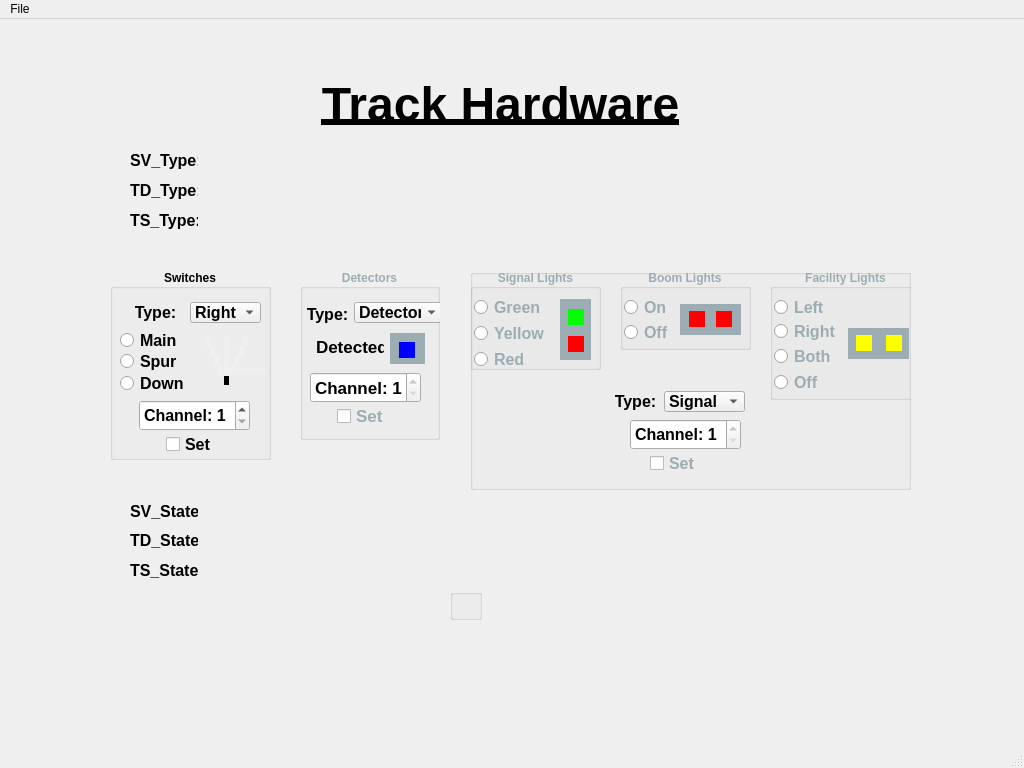
Qt form Configurator.ui (prsaunders/AI_Train) before a commit.
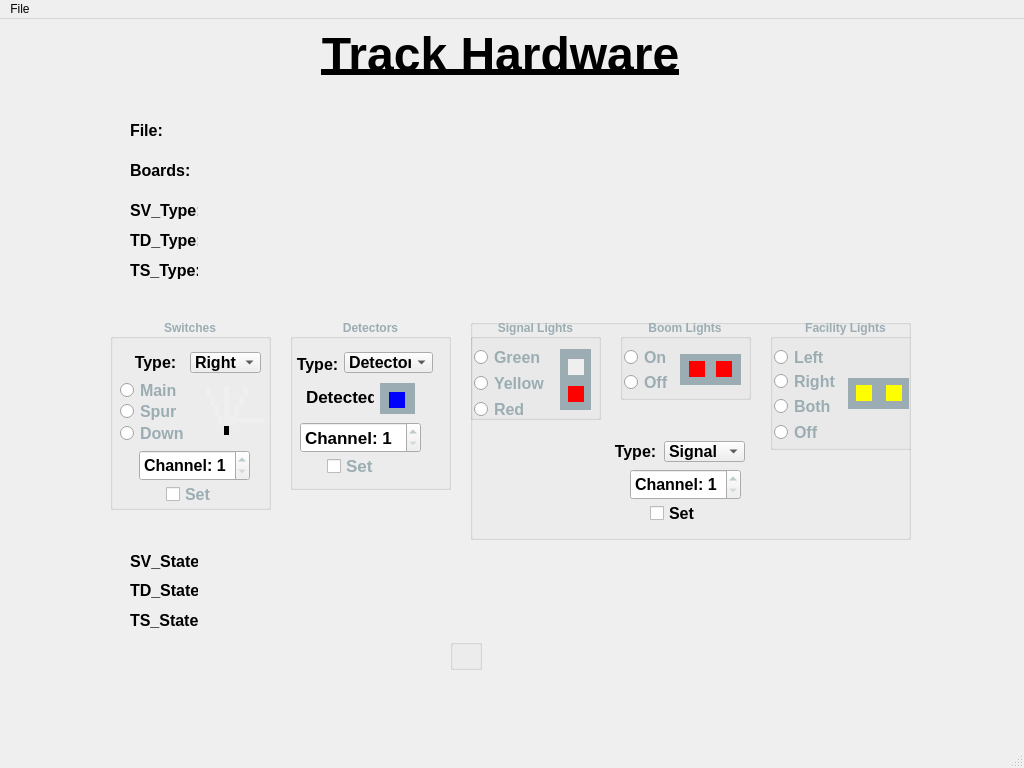
The same form after that commit.

What changed in the file:
```diff
--- a/Configurator.ui
+++ b/Configurator.ui
@@ -56,14 +56,81 @@
   </property>
   <widget class="QWidget" name="centralwidget">
    <widget class="QGroupBox" name="gbxDetectors">
+    <property name="enabled">
+     <bool>true</bool>
+    </property>
     <property name="geometry">
      <rect>
-      <x>300</x>
-      <y>250</y>
-      <width>140</width>
+      <x>290</x>
+      <y>300</y>
+      <width>161</width>
       <height>171</height>
      </rect>
     </property>
+    <property name="palette">
+     <palette>
+      <active>
+       <colorrole role="WindowText">
+        <brush brushstyle="SolidPattern">
+         <color alpha="255">
+          <red>0</red>
+          <green>0</green>
+          <blue>0</blue>
+         </color>
+        </brush>
+       </colorrole>
+       <colorrole role="ButtonText">
+        <brush brushstyle="SolidPattern">
+         <color alpha="255">
+          <red>0</red>
+          <green>0</green>
+          <blue>0</blue>
+         </color>
+        </brush>
+       </colorrole>
+      </active>
+      <inactive>
+       <colorrole role="WindowText">
+        <brush brushstyle="SolidPattern">
+         <color alpha="255">
+          <red>155</red>
+          <green>173</green>
+          <blue>179</blue>
+         </color>
+        </brush>
+       </colorrole>
+       <colorrole role="ButtonText">
+        <brush brushstyle="SolidPattern">
+         <color alpha="255">
+          <red>0</red>
+          <green>0</green>
+          <blue>0</blue>
+         </color>
+        </brush>
+       </colorrole>
+      </inactive>
+      <disabled>
+       <colorrole role="WindowText">
+        <brush brushstyle="SolidPattern">
+         <color alpha="255">
+          <red>143</red>
+          <green>146</green>
+          <blue>147</blue>
+         </color>
+        </brush>
+       </colorrole>
+       <colorrole role="ButtonText">
+        <brush brushstyle="SolidPattern">
+         <color alpha="255">
+          <red>190</red>
+          <green>190</green>
+          <blue>190</blue>
+         </color>
+        </brush>
+       </colorrole>
+      </disabled>
+     </palette>
+    </property>
     <property name="font">
      <font>
       <weight>75</weight>
@@ -81,7 +148,7 @@
       <rect>
        <x>10</x>
        <y>103</y>
-       <width>111</width>
+       <width>121</width>
        <height>31</height>
       </rect>
      </property>
@@ -237,6 +304,8 @@
      <property name="font">
       <font>
        <pointsize>12</pointsize>
+       <weight>75</weight>
+       <bold>true</bold>
       </font>
      </property>
      <property name="text">
@@ -258,6 +327,8 @@
      <property name="font">
       <font>
        <pointsize>12</pointsize>
+       <weight>75</weight>
+       <bold>true</bold>
       </font>
      </property>
      <item>
@@ -271,7 +342,7 @@
       </property>
      </item>
     </widget>
-    <widget class="QFrame" name="frame_4">
+    <widget class="QFrame" name="frame_1">
      <property name="geometry">
       <rect>
        <x>90</x>
@@ -381,11 +452,14 @@
      </widget>
     </widget>
    </widget>
-   <widget class="QGroupBox" name="groupBox_5">
+   <widget class="QGroupBox" name="gbxSwitches">
+    <property name="enabled">
+     <bool>true</bool>
+    </property>
     <property name="geometry">
      <rect>
       <x>110</x>
-      <y>250</y>
+      <y>300</y>
       <width>161</width>
       <height>191</height>
      </rect>
@@ -407,9 +481,9 @@
        <colorrole role="WindowText">
         <brush brushstyle="SolidPattern">
          <color alpha="255">
-          <red>0</red>
-          <green>0</green>
-          <blue>0</blue>
+          <red>155</red>
+          <green>173</green>
+          <blue>179</blue>
          </color>
         </brush>
        </colorrole>
@@ -1041,6 +1115,8 @@
      <property name="font">
       <font>
        <pointsize>12</pointsize>
+       <weight>75</weight>
+       <bold>true</bold>
       </font>
      </property>
      <property name="specialValueText">
@@ -1071,6 +1147,8 @@
      <property name="font">
       <font>
        <pointsize>12</pointsize>
+       <weight>75</weight>
+       <bold>true</bold>
       </font>
      </property>
      <property name="text">
@@ -1089,6 +1167,8 @@
      <property name="font">
       <font>
        <pointsize>12</pointsize>
+       <weight>75</weight>
+       <bold>true</bold>
       </font>
      </property>
      <property name="locale">
@@ -1110,6 +1190,8 @@
      <property name="font">
       <font>
        <pointsize>12</pointsize>
+       <weight>75</weight>
+       <bold>true</bold>
       </font>
      </property>
      <property name="locale">
@@ -1131,6 +1213,8 @@
      <property name="font">
       <font>
        <pointsize>12</pointsize>
+       <weight>75</weight>
+       <bold>true</bold>
       </font>
      </property>
      <item>
@@ -1166,6 +1250,8 @@
      <property name="font">
       <font>
        <pointsize>12</pointsize>
+       <weight>75</weight>
+       <bold>true</bold>
       </font>
      </property>
      <property name="locale">
@@ -1224,6 +1310,8 @@
      <property name="font">
       <font>
        <pointsize>12</pointsize>
+       <weight>75</weight>
+       <bold>true</bold>
       </font>
      </property>
      <property name="text">
@@ -1294,7 +1382,7 @@
     <property name="geometry">
      <rect>
       <x>100</x>
-      <y>60</y>
+      <y>10</y>
       <width>801</width>
       <height>50</height>
      </rect>
@@ -1355,7 +1443,7 @@
     <property name="geometry">
      <rect>
       <x>130</x>
-      <y>160</y>
+      <y>210</y>
       <width>68</width>
       <height>22</height>
      </rect>
@@ -1412,7 +1500,7 @@
     <property name="geometry">
      <rect>
       <x>130</x>
-      <y>130</y>
+      <y>180</y>
       <width>68</width>
       <height>22</height>
      </rect>
@@ -1469,7 +1557,7 @@
     <property name="geometry">
      <rect>
       <x>130</x>
-      <y>190</y>
+      <y>240</y>
       <width>68</width>
       <height>22</height>
      </rect>
@@ -1526,7 +1614,7 @@
     <property name="geometry">
      <rect>
       <x>210</x>
-      <y>160</y>
+      <y>210</y>
       <width>691</width>
       <height>22</height>
      </rect>
@@ -1581,7 +1669,7 @@
     <property name="geometry">
      <rect>
       <x>210</x>
-      <y>130</y>
+      <y>180</y>
       <width>691</width>
       <height>22</height>
      </rect>
@@ -1636,7 +1724,7 @@
     <property name="geometry">
      <rect>
       <x>210</x>
-      <y>190</y>
+      <y>240</y>
       <width>691</width>
       <height>22</height>
      </rect>
@@ -1691,7 +1779,7 @@
     <property name="geometry">
      <rect>
       <x>130</x>
-      <y>540</y>
+      <y>590</y>
       <width>68</width>
       <height>22</height>
      </rect>
@@ -1748,7 +1836,7 @@
     <property name="geometry">
      <rect>
       <x>210</x>
-      <y>481</y>
+      <y>531</y>
       <width>691</width>
       <height>22</height>
      </rect>
@@ -1803,7 +1891,7 @@
     <property name="geometry">
      <rect>
       <x>210</x>
-      <y>540</y>
+      <y>590</y>
       <width>691</width>
       <height>22</height>
      </rect>
@@ -1858,7 +1946,7 @@
     <property name="geometry">
      <rect>
       <x>130</x>
-      <y>510</y>
+      <y>560</y>
       <width>68</width>
       <height>22</height>
      </rect>
@@ -1915,7 +2003,7 @@
     <property name="geometry">
      <rect>
       <x>130</x>
-      <y>481</y>
+      <y>531</y>
       <width>68</width>
       <height>22</height>
      </rect>
@@ -1968,11 +2056,14 @@
      <string>SV_State:</string>
     </property>
    </widget>
-   <widget class="QGroupBox" name="groupBox">
+   <widget class="QGroupBox" name="gbxSignals">
+    <property name="enabled">
+     <bool>true</bool>
+    </property>
     <property name="geometry">
      <rect>
       <x>470</x>
-      <y>250</y>
+      <y>300</y>
       <width>441</width>
       <height>221</height>
      </rect>
@@ -1992,6 +2083,43 @@
        <height>131</height>
       </rect>
      </property>
+     <property name="palette">
+      <palette>
+       <active>
+        <colorrole role="WindowText">
+         <brush brushstyle="SolidPattern">
+          <color alpha="255">
+           <red>0</red>
+           <green>0</green>
+           <blue>0</blue>
+          </color>
+         </brush>
+        </colorrole>
+       </active>
+       <inactive>
+        <colorrole role="WindowText">
+         <brush brushstyle="SolidPattern">
+          <color alpha="255">
+           <red>155</red>
+           <green>173</green>
+           <blue>179</blue>
+          </color>
+         </brush>
+        </colorrole>
+       </inactive>
+       <disabled>
+        <colorrole role="WindowText">
+         <brush brushstyle="SolidPattern">
+          <color alpha="255">
+           <red>143</red>
+           <green>146</green>
+           <blue>147</blue>
+          </color>
+         </brush>
+        </colorrole>
+       </disabled>
+      </palette>
+     </property>
      <property name="font">
       <font>
        <weight>75</weight>
@@ -2016,6 +2144,8 @@
       <property name="font">
        <font>
         <pointsize>12</pointsize>
+        <weight>75</weight>
+        <bold>true</bold>
        </font>
       </property>
       <property name="locale">
@@ -2037,6 +2167,8 @@
       <property name="font">
        <font>
         <pointsize>12</pointsize>
+        <weight>75</weight>
+        <bold>true</bold>
        </font>
       </property>
       <property name="locale">
@@ -2046,7 +2178,7 @@
        <string>Right</string>
       </property>
      </widget>
-     <widget class="QFrame" name="frame_3">
+     <widget class="QFrame" name="frame_4">
       <property name="geometry">
        <rect>
         <x>78</x>
@@ -2257,6 +2389,8 @@
       <property name="font">
        <font>
         <pointsize>12</pointsize>
+        <weight>75</weight>
+        <bold>true</bold>
        </font>
       </property>
       <property name="locale">
@@ -2278,6 +2412,8 @@
       <property name="font">
        <font>
         <pointsize>12</pointsize>
+        <weight>75</weight>
+        <bold>true</bold>
        </font>
       </property>
       <property name="locale">
@@ -2297,6 +2433,43 @@
        <height>81</height>
       </rect>
      </property>
+     <property name="palette">
+      <palette>
+       <active>
+        <colorrole role="WindowText">
+         <brush brushstyle="SolidPattern">
+          <color alpha="255">
+           <red>0</red>
+           <green>0</green>
+           <blue>0</blue>
+          </color>
+         </brush>
+        </colorrole>
+       </active>
+       <inactive>
+        <colorrole role="WindowText">
+         <brush brushstyle="SolidPattern">
+          <color alpha="255">
+           <red>155</red>
+           <green>173</green>
+           <blue>179</blue>
+          </color>
+         </brush>
+        </colorrole>
+       </inactive>
+       <disabled>
+        <colorrole role="WindowText">
+         <brush brushstyle="SolidPattern">
+          <color alpha="255">
+           <red>143</red>
+           <green>146</green>
+           <blue>147</blue>
+          </color>
+         </brush>
+        </colorrole>
+       </disabled>
+      </palette>
+     </property>
      <property name="font">
       <font>
        <weight>75</weight>
@@ -2321,6 +2494,8 @@
       <property name="font">
        <font>
         <pointsize>12</pointsize>
+        <weight>75</weight>
+        <bold>true</bold>
        </font>
       </property>
       <property name="locale">
@@ -2342,6 +2517,8 @@
       <property name="font">
        <font>
         <pointsize>12</pointsize>
+        <weight>75</weight>
+        <bold>true</bold>
        </font>
       </property>
       <property name="locale">
@@ -2351,7 +2528,7 @@
        <string>Off</string>
       </property>
      </widget>
-     <widget class="QFrame" name="frame_2">
+     <widget class="QFrame" name="frame_3">
       <property name="geometry">
        <rect>
         <x>60</x>
@@ -2560,6 +2737,43 @@
        <height>101</height>
       </rect>
      </property>
+     <property name="palette">
+      <palette>
+       <active>
+        <colorrole role="WindowText">
+         <brush brushstyle="SolidPattern">
+          <color alpha="255">
+           <red>0</red>
+           <green>0</green>
+           <blue>0</blue>
+          </color>
+         </brush>
+        </colorrole>
+       </active>
+       <inactive>
+        <colorrole role="WindowText">
+         <brush brushstyle="SolidPattern">
+          <color alpha="255">
+           <red>155</red>
+           <green>173</green>
+           <blue>179</blue>
+          </color>
+         </brush>
+        </colorrole>
+       </inactive>
+       <disabled>
+        <colorrole role="WindowText">
+         <brush brushstyle="SolidPattern">
+          <color alpha="255">
+           <red>143</red>
+           <green>146</green>
+           <blue>147</blue>
+          </color>
+         </brush>
+        </colorrole>
+       </disabled>
+      </palette>
+     </property>
      <property name="font">
       <font>
        <weight>75</weight>
@@ -2584,6 +2798,8 @@
       <property name="font">
        <font>
         <pointsize>12</pointsize>
+        <weight>75</weight>
+        <bold>true</bold>
        </font>
       </property>
       <property name="locale">
@@ -2605,6 +2821,8 @@
       <property name="font">
        <font>
         <pointsize>12</pointsize>
+        <weight>75</weight>
+        <bold>true</bold>
        </font>
       </property>
       <property name="locale">
@@ -2626,6 +2844,8 @@
       <property name="font">
        <font>
         <pointsize>12</pointsize>
+        <weight>75</weight>
+        <bold>true</bold>
        </font>
       </property>
       <property name="locale">
@@ -2635,7 +2855,7 @@
        <string>Red</string>
       </property>
      </widget>
-     <widget class="QFrame" name="frame">
+     <widget class="QFrame" name="frame_2">
       <property name="geometry">
        <rect>
         <x>90</x>
@@ -2764,43 +2984,6 @@
          <height>1</height>
         </size>
        </property>
-       <property name="palette">
-        <palette>
-         <active>
-          <colorrole role="Button">
-           <brush brushstyle="SolidPattern">
-            <color alpha="255">
-             <red>0</red>
-             <green>255</green>
-             <blue>0</blue>
-            </color>
-           </brush>
-          </colorrole>
-         </active>
-         <inactive>
-          <colorrole role="Button">
-           <brush brushstyle="SolidPattern">
-            <color alpha="255">
-             <red>0</red>
-             <green>255</green>
-             <blue>0</blue>
-            </color>
-           </brush>
-          </colorrole>
-         </inactive>
-         <disabled>
-          <colorrole role="Button">
-           <brush brushstyle="SolidPattern">
-            <color alpha="255">
-             <red>0</red>
-             <green>255</green>
-             <blue>0</blue>
-            </color>
-           </brush>
-          </colorrole>
-         </disabled>
-        </palette>
-       </property>
        <property name="font">
         <font>
          <weight>50</weight>
@@ -2868,6 +3051,9 @@
      </property>
     </widget>
     <widget class="QCheckBox" name="ckbSL_Set">
+     <property name="enabled">
+      <bool>true</bool>
+     </property>
      <property name="geometry">
       <rect>
        <x>180</x>
@@ -2876,6 +3062,43 @@
        <height>28</height>
       </rect>
      </property>
+     <property name="palette">
+      <palette>
+       <active>
+        <colorrole role="WindowText">
+         <brush brushstyle="SolidPattern">
+          <color alpha="255">
+           <red>0</red>
+           <green>0</green>
+           <blue>0</blue>
+          </color>
+         </brush>
+        </colorrole>
+       </active>
+       <inactive>
+        <colorrole role="WindowText">
+         <brush brushstyle="SolidPattern">
+          <color alpha="255">
+           <red>0</red>
+           <green>0</green>
+           <blue>0</blue>
+          </color>
+         </brush>
+        </colorrole>
+       </inactive>
+       <disabled>
+        <colorrole role="WindowText">
+         <brush brushstyle="SolidPattern">
+          <color alpha="255">
+           <red>143</red>
+           <green>146</green>
+           <blue>147</blue>
+          </color>
+         </brush>
+        </colorrole>
+       </disabled>
+      </palette>
+     </property>
      <property name="font">
       <font>
        <pointsize>12</pointsize>
@@ -2984,7 +3207,7 @@
     <property name="geometry">
      <rect>
       <x>450</x>
-      <y>570</y>
+      <y>620</y>
       <width>32</width>
       <height>31</height>
      </rect>
@@ -3009,7 +3232,231 @@
     <property name="geometry">
      <rect>
       <x>210</x>
-      <y>510</y>
+      <y>560</y>
+      <width>691</width>
+      <height>22</height>
+     </rect>
+    </property>
+    <property name="palette">
+     <palette>
+      <active>
+       <colorrole role="WindowText">
+        <brush brushstyle="SolidPattern">
+         <color alpha="255">
+          <red>0</red>
+          <green>0</green>
+          <blue>0</blue>
+         </color>
+        </brush>
+       </colorrole>
+      </active>
+      <inactive>
+       <colorrole role="WindowText">
+        <brush brushstyle="SolidPattern">
+         <color alpha="255">
+          <red>0</red>
+          <green>0</green>
+          <blue>0</blue>
+         </color>
+        </brush>
+       </colorrole>
+      </inactive>
+      <disabled>
+       <colorrole role="WindowText">
+        <brush brushstyle="SolidPattern">
+         <color alpha="255">
+          <red>143</red>
+          <green>146</green>
+          <blue>147</blue>
+         </color>
+        </brush>
+       </colorrole>
+      </disabled>
+     </palette>
+    </property>
+    <property name="font">
+     <font>
+      <pointsize>12</pointsize>
+     </font>
+    </property>
+    <property name="text">
+     <string/>
+    </property>
+   </widget>
+   <widget class="QLabel" name="lbBoards">
+    <property name="geometry">
+     <rect>
+      <x>130</x>
+      <y>140</y>
+      <width>68</width>
+      <height>22</height>
+     </rect>
+    </property>
+    <property name="palette">
+     <palette>
+      <active>
+       <colorrole role="WindowText">
+        <brush brushstyle="SolidPattern">
+         <color alpha="255">
+          <red>0</red>
+          <green>0</green>
+          <blue>0</blue>
+         </color>
+        </brush>
+       </colorrole>
+      </active>
+      <inactive>
+       <colorrole role="WindowText">
+        <brush brushstyle="SolidPattern">
+         <color alpha="255">
+          <red>0</red>
+          <green>0</green>
+          <blue>0</blue>
+         </color>
+        </brush>
+       </colorrole>
+      </inactive>
+      <disabled>
+       <colorrole role="WindowText">
+        <brush brushstyle="SolidPattern">
+         <color alpha="255">
+          <red>143</red>
+          <green>146</green>
+          <blue>147</blue>
+         </color>
+        </brush>
+       </colorrole>
+      </disabled>
+     </palette>
+    </property>
+    <property name="font">
+     <font>
+      <pointsize>12</pointsize>
+      <weight>75</weight>
+      <bold>true</bold>
+     </font>
+    </property>
+    <property name="text">
+     <string>Boards:</string>
+    </property>
+   </widget>
+   <widget class="QLabel" name="lblBds_Avail">
+    <property name="geometry">
+     <rect>
+      <x>210</x>
+      <y>140</y>
+      <width>691</width>
+      <height>22</height>
+     </rect>
+    </property>
+    <property name="palette">
+     <palette>
+      <active>
+       <colorrole role="WindowText">
+        <brush brushstyle="SolidPattern">
+         <color alpha="255">
+          <red>0</red>
+          <green>0</green>
+          <blue>0</blue>
+         </color>
+        </brush>
+       </colorrole>
+      </active>
+      <inactive>
+       <colorrole role="WindowText">
+        <brush brushstyle="SolidPattern">
+         <color alpha="255">
+          <red>0</red>
+          <green>0</green>
+          <blue>0</blue>
+         </color>
+        </brush>
+       </colorrole>
+      </inactive>
+      <disabled>
+       <colorrole role="WindowText">
+        <brush brushstyle="SolidPattern">
+         <color alpha="255">
+          <red>143</red>
+          <green>146</green>
+          <blue>147</blue>
+         </color>
+        </brush>
+       </colorrole>
+      </disabled>
+     </palette>
+    </property>
+    <property name="font">
+     <font>
+      <pointsize>12</pointsize>
+     </font>
+    </property>
+    <property name="text">
+     <string/>
+    </property>
+   </widget>
+   <widget class="QLabel" name="lblFileName">
+    <property name="geometry">
+     <rect>
+      <x>130</x>
+      <y>100</y>
+      <width>68</width>
+      <height>22</height>
+     </rect>
+    </property>
+    <property name="palette">
+     <palette>
+      <active>
+       <colorrole role="WindowText">
+        <brush brushstyle="SolidPattern">
+         <color alpha="255">
+          <red>0</red>
+          <green>0</green>
+          <blue>0</blue>
+         </color>
+        </brush>
+       </colorrole>
+      </active>
+      <inactive>
+       <colorrole role="WindowText">
+        <brush brushstyle="SolidPattern">
+         <color alpha="255">
+          <red>0</red>
+          <green>0</green>
+          <blue>0</blue>
+         </color>
+        </brush>
+       </colorrole>
+      </inactive>
+      <disabled>
+       <colorrole role="WindowText">
+        <brush brushstyle="SolidPattern">
+         <color alpha="255">
+          <red>143</red>
+          <green>146</green>
+          <blue>147</blue>
+         </color>
+        </brush>
+       </colorrole>
+      </disabled>
+     </palette>
+    </property>
+    <property name="font">
+     <font>
+      <pointsize>12</pointsize>
+      <weight>75</weight>
+      <bold>true</bold>
+     </font>
+    </property>
+    <property name="text">
+     <string>File:</string>
+    </property>
+   </widget>
+   <widget class="QLabel" name="lblFile">
+    <property name="geometry">
+     <rect>
+      <x>210</x>
+      <y>100</y>
       <width>691</width>
       <height>22</height>
      </rect>
```
Left out of the diff: 56 changed lines with no effect on the pictures.
